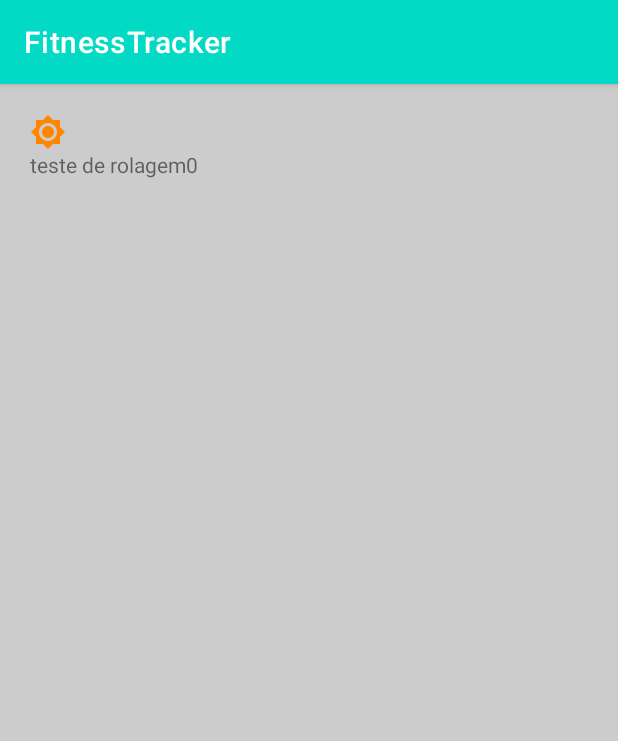
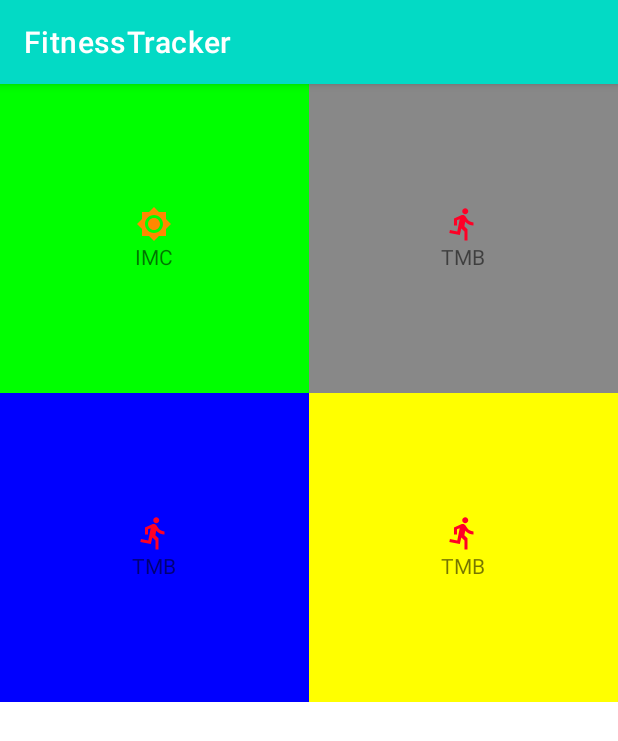
Before and after one commit to derek-alves/android-native, an Android app: the screen it shows after launch (MainActivity), on a phone screen of 412 x 824 dp. Shown: the top 741 px of the screen. Run offline under Robolectric (Android 15) with nearby library versions, the phone set to English and light mode, and no system bars.

Commit message:
RecycleView: itens e transição entre telas dinamicas

```diff
--- a/FitnessTracker/app/src/main/AndroidManifest.xml
+++ b/FitnessTracker/app/src/main/AndroidManifest.xml
@@ -9,7 +9,8 @@
         android:roundIcon="@mipmap/ic_launcher_round"
         android:supportsRtl="true"
         android:theme="@style/Theme.FitnessTracker">
-        <activity android:name=".imcActivity"></activity>
+        <activity android:name=".TmbActivity"></activity>
+        <activity android:name=".imcActivity" />
         <activity android:name=".MainActivity">
             <intent-filter>
                 <action android:name="android.intent.action.MAIN" />
--- a/FitnessTracker/app/src/main/java/com/derek/fitnesstracker/MainActivity.java
+++ b/FitnessTracker/app/src/main/java/com/derek/fitnesstracker/MainActivity.java
@@ -2,14 +2,21 @@ package com.derek.fitnesstracker;
 
 import androidx.annotation.NonNull;
 import androidx.appcompat.app.AppCompatActivity;
+import androidx.recyclerview.widget.GridLayoutManager;
 import androidx.recyclerview.widget.LinearLayoutManager;
 import androidx.recyclerview.widget.RecyclerView;
 
 import android.content.Intent;
+import android.graphics.Color;
 import android.os.Bundle;
 import android.view.View;
 import android.view.ViewGroup;
+import android.widget.ImageView;
+import android.widget.LinearLayout;
 import android.widget.TextView;
+
+import java.util.ArrayList;
+import java.util.List;
 
 public class MainActivity extends AppCompatActivity {
 
@@ -23,29 +30,50 @@ public class MainActivity extends AppCompatActivity {
 
         rvMain = findViewById(R.id.main_rv);
 
+        List<MainItem> mainItems = new ArrayList<>();
+
+        mainItems.add(new MainItem(1,R.drawable.ic_sharp_brightness_high_24,R.string.label_imc, Color.GREEN));
+        mainItems.add(new MainItem(2,R.drawable.ic_baseline_directions_run_24,R.string.label_tmb, Color.GRAY));
+        mainItems.add(new MainItem(2,R.drawable.ic_baseline_directions_run_24,R.string.label_tmb, Color.BLUE));
+        mainItems.add(new MainItem(2,R.drawable.ic_baseline_directions_run_24,R.string.label_tmb, Color.YELLOW));
 
         //1-> Definir o comportamento de exibição do layout
             //mosaic
             //grid
             // linear (horizontal | vertical)
-        rvMain.setLayoutManager(new LinearLayoutManager(this));
+            //        rvMain.setLayoutManager(new LinearLayoutManager(this));
 
-        MainAdapter adapter = new MainAdapter();
+        rvMain.setLayoutManager(new GridLayoutManager(this,2));
+        MainAdapter adapter = new MainAdapter(mainItems);
+        adapter.setListener(id -> {
+            switch (id){
+                case 1:
+                    startActivity(new Intent(MainActivity.this,imcActivity.class));
+                    break;
+                case 2:
+                    startActivity(new Intent(MainActivity.this,TmbActivity.class));
+                    break;
+            }
+
+        });
         rvMain.setAdapter(adapter);
 
 
 
-//        btnImc = findViewById(R.id.btn_imc);
-//        btnImc.setOnClickListener(new View.OnClickListener() {
-//            @Override
-//            public void onClick(View v) {
-//                Intent intent =  new Intent(MainActivity.this,imcActivity.class);
-//                startActivity(intent);
-//            }
-//        });
+
     }
 
-    private class MainAdapter extends RecyclerView.Adapter<MainViewHolder>{
+    private class MainAdapter extends RecyclerView.Adapter<MainAdapter.MainViewHolder>{
+        private List<MainItem> mainItems;
+        private OnItemClickListener listener;
+
+        public void setListener(OnItemClickListener listener) {
+            this.listener = listener;
+        }
+
+        public MainAdapter(List<MainItem> mainItems){
+            this.mainItems = mainItems;
+        }
 
         @NonNull
         @Override
@@ -55,14 +83,15 @@ public class MainActivity extends AppCompatActivity {
 
         @Override
         public void onBindViewHolder(@NonNull MainViewHolder holder, int position) {
-            holder.bind(position);
+            MainItem mainItemCurrent = mainItems.get(position);
+            holder.bind(mainItemCurrent);
         }
 
         @Override
         public int getItemCount() {
-            return 15;
+            return mainItems.size();
         }
-    }
+
 
 
         //Acesso direto aos componetes que estão sendo exibidos dentro da recyclerView
@@ -73,9 +102,24 @@ public class MainActivity extends AppCompatActivity {
 
             }
 
-        public void bind(int position){
-            TextView textTest = itemView.findViewById(R.id.textview_test);
-            textTest.setText("teste de rolagem" + position);
+            public void bind(MainItem item){
+                TextView txtName = itemView.findViewById(R.id.item_txt_name);
+                ImageView imgIcon = itemView.findViewById(R.id.item_img_icon);
+                LinearLayout btnImc = (LinearLayout)itemView.findViewById(R.id.btn_imc);
+
+                btnImc.setOnClickListener(v -> {
+                    listener.onClick(item.getId());
+                });
+
+
+                txtName.setText(item.getTextStringId());
+                imgIcon.setImageResource(item.getDrawableId());
+                btnImc.setBackgroundColor(item.getColor());
+
             }
         }
     }
+
+
+
+}
--- /dev/null
+++ b/FitnessTracker/app/src/main/java/com/derek/fitnesstracker/MainItem.java
@@ -0,0 +1,47 @@
+package com.derek.fitnesstracker;
+
+public class MainItem {
+    private int id;
+    private int drawableId;
+    private int textStringId;
+    private int color;
+
+    public MainItem(int id, int drawableId, int textStringId,int color) {
+        this.id = id;
+        this.textStringId= textStringId;
+        this.drawableId = drawableId;
+        this.color = color;
+    }
+
+    public void setColor(int color) {
+        this.color = color;
+    }
+
+    public void setDrawableId(int drawableId) {
+        this.drawableId = drawableId;
+    }
+
+    public void setId(int id) {
+        this.id = id;
+    }
+
+    public void setTextStringId(int textStringId) {
+        this.textStringId = textStringId;
+    }
+
+    public int getColor() {
+        return color;
+    }
+
+    public int getDrawableId() {
+        return drawableId;
+    }
+
+    public int getTextStringId() {
+        return textStringId;
+    }
+
+    public int getId() {
+        return id;
+    }
+}
--- /dev/null
+++ b/FitnessTracker/app/src/main/java/com/derek/fitnesstracker/OnItemClickListener.java
@@ -0,0 +1,7 @@
+package com.derek.fitnesstracker;
+
+import android.view.View;
+
+public interface OnItemClickListener {
+    void onClick(int id);
+}
--- /dev/null
+++ b/FitnessTracker/app/src/main/java/com/derek/fitnesstracker/TmbActivity.java
@@ -0,0 +1,14 @@
+package com.derek.fitnesstracker;
+
+import androidx.appcompat.app.AppCompatActivity;
+
+import android.os.Bundle;
+
+public class TmbActivity extends AppCompatActivity {
+
+    @Override
+    protected void onCreate(Bundle savedInstanceState) {
+        super.onCreate(savedInstanceState);
+        setContentView(R.layout.activity_tmb);
+    }
+}
--- /dev/null
+++ b/FitnessTracker/app/src/main/res/drawable/ic_baseline_directions_run_24.xml
@@ -0,0 +1,5 @@
+<vector android:autoMirrored="true" android:height="24dp"
+    android:tint="#FF0026" android:viewportHeight="24"
+    android:viewportWidth="24" android:width="24dp" xmlns:android="http://schemas.android.com/apk/res/android">
+    <path android:fillColor="@android:color/white" android:pathData="M13.49,5.48c1.1,0 2,-0.9 2,-2s-0.9,-2 -2,-2 -2,0.9 -2,2 0.9,2 2,2zM9.89,19.38l1,-4.4 2.1,2v6h2v-7.5l-2.1,-2 0.6,-3c1.3,1.5 3.3,2.5 5.5,2.5v-2c-1.9,0 -3.5,-1 -4.3,-2.4l-1,-1.6c-0.4,-0.6 -1,-1 -1.7,-1 -0.3,0 -0.5,0.1 -0.8,0.1l-5.2,2.2v4.7h2v-3.4l1.8,-0.7 -1.6,8.1 -4.9,-1 -0.4,2 7,1.4z"/>
+</vector>
--- /dev/null
+++ b/FitnessTracker/app/src/main/res/layout/activity_tmb.xml
@@ -0,0 +1,10 @@
+<?xml version="1.0" encoding="utf-8"?>
+<androidx.constraintlayout.widget.ConstraintLayout xmlns:android="http://schemas.android.com/apk/res/android"
+    xmlns:app="http://schemas.android.com/apk/res-auto"
+    xmlns:tools="http://schemas.android.com/tools"
+    android:layout_width="match_parent"
+    android:layout_height="match_parent"
+    android:background="@color/purple_200"
+    tools:context=".TmbActivity">
+
+</androidx.constraintlayout.widget.ConstraintLayout>
--- a/FitnessTracker/app/src/main/res/layout/main_item.xml
+++ b/FitnessTracker/app/src/main/res/layout/main_item.xml
@@ -1,22 +1,34 @@
 <?xml version="1.0" encoding="utf-8"?>
-<LinearLayout xmlns:android="http://schemas.android.com/apk/res/android"
+<androidx.constraintlayout.widget.ConstraintLayout xmlns:android="http://schemas.android.com/apk/res/android"
+    xmlns:app="http://schemas.android.com/apk/res-auto"
+    android:layout_width="match_parent"
+    android:layout_height="wrap_content">
+
+    <LinearLayout
         android:id="@+id/btn_imc"
-    android:layout_width="match_parent"
-    android:layout_height="match_parent"
+        android:layout_width="0dp"
+        android:layout_height="0dp"
         android:background="@color/colorLightGray"
         android:orientation="vertical"
-    android:padding="20dp">
+        android:padding="20dp"
+        android:gravity="center"
+        app:layout_constraintDimensionRatio="1:1"
+        app:layout_constraintEnd_toEndOf="parent"
+        app:layout_constraintStart_toStartOf="parent"
+        app:layout_constraintTop_toTopOf="parent">
 
         <ImageView
+            android:id="@+id/item_img_icon"
             android:layout_width="wrap_content"
             android:layout_height="wrap_content"
             android:src="@drawable/ic_sharp_brightness_high_24" />
 
         <TextView
-        android:id="@+id/textview_test"
+            android:id="@+id/item_txt_name"
             android:layout_width="wrap_content"
             android:layout_height="wrap_content"
             android:text="@string/label_imc" />
 
+    </LinearLayout>
 
-</LinearLayout>
+</androidx.constraintlayout.widget.ConstraintLayout>
--- a/FitnessTracker/app/src/main/res/values/strings.xml
+++ b/FitnessTracker/app/src/main/res/values/strings.xml
@@ -1,6 +1,7 @@
 <resources>
     <string name="app_name">FitnessTracker</string>
     <string name="label_imc">IMC</string>
+    <string name="label_tmb">TMB</string>
     <string name="imc_desc">IMC é a sigla para Índice de Massa Corporal que serve para avaliar o peso
         do indivíduo em relação à sua altura e assim indicar se está dentro do peso ideal,
         acima ou abaixo do peso desejado.
```
Lines whose indentation alone changed are shown as unchanged.
